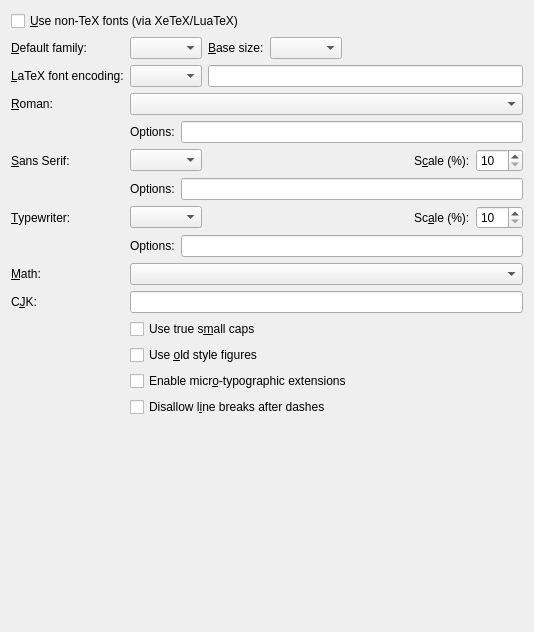
First picture: the form in src/frontends/qt4/ui/FontUi.ui, repository cburschka/lyx, before the edit.
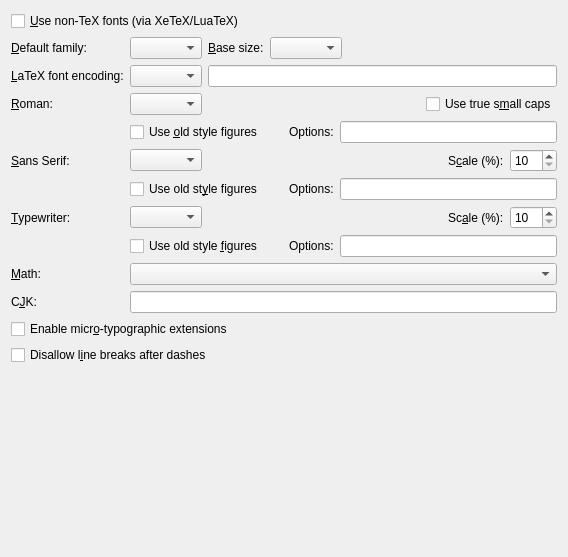
Second picture: the form after the edit.

```diff
--- a/src/frontends/qt4/ui/FontUi.ui
+++ b/src/frontends/qt4/ui/FontUi.ui
@@ -6,27 +6,30 @@
    <rect>
     <x>0</x>
     <y>0</y>
-    <width>534</width>
-    <height>632</height>
+    <width>568</width>
+    <height>557</height>
    </rect>
   </property>
   <property name="windowTitle">
    <string>FontUi</string>
   </property>
+  <layout class="QGridLayout" name="gridLayout_3">
+   <item row="4" column="0">
+    <spacer name="verticalSpacer">
+     <property name="orientation">
+      <enum>Qt::Vertical</enum>
+     </property>
+     <property name="sizeHint" stdset="0">
+      <size>
+       <width>20</width>
+       <height>126</height>
+      </size>
+     </property>
+    </spacer>
+   </item>
+   <item row="1" column="0">
   <layout class="QGridLayout" name="gridLayout_2">
    <item row="0" column="0">
-    <widget class="QCheckBox" name="osFontsCB">
-     <property name="toolTip">
-      <string>Use OpenType and TrueType fonts with the fontspec package (requires XeTeX or LuaTeX)</string>
-     </property>
-     <property name="text">
-      <string>&amp;Use non-TeX fonts (via XeTeX/LuaTeX)</string>
-     </property>
-    </widget>
-   </item>
-   <item row="1" column="0" colspan="2">
-    <layout class="QGridLayout" name="gridLayout">
-     <item row="0" column="0">
       <widget class="QLabel" name="fontsDefaultLA">
        <property name="text">
         <string>&amp;Default family:</string>
@@ -112,13 +115,68 @@
       </widget>
      </item>
      <item row="2" column="1">
+      <layout class="QHBoxLayout" name="horizontalLayout_8">
+       <item>
       <widget class="QComboBox" name="fontsRomanCO">
        <property name="toolTip">
         <string>Select the roman (serif) typeface</string>
        </property>
       </widget>
      </item>
+       <item>
+        <spacer name="horizontalSpacer_4">
+         <property name="orientation">
+          <enum>Qt::Horizontal</enum>
+         </property>
+         <property name="sizeHint" stdset="0">
+          <size>
+           <width>40</width>
+           <height>20</height>
+          </size>
+         </property>
+        </spacer>
+       </item>
+       <item>
+        <widget class="QCheckBox" name="fontScCB">
+         <property name="toolTip">
+          <string>Use a real small caps shape, if the font provides one</string>
+         </property>
+         <property name="text">
+          <string>Use true s&amp;mall caps</string>
+         </property>
+        </widget>
+       </item>
+      </layout>
+     </item>
      <item row="3" column="1">
+      <layout class="QHBoxLayout" name="horizontalLayout_9">
+       <item>
+        <widget class="QCheckBox" name="fontOsfCB">
+         <property name="toolTip">
+          <string>Use old style instead of lining figures</string>
+         </property>
+         <property name="text">
+          <string>Use &amp;old style figures</string>
+         </property>
+        </widget>
+       </item>
+       <item>
+        <spacer name="horizontalSpacer_7">
+         <property name="orientation">
+          <enum>Qt::Horizontal</enum>
+         </property>
+         <property name="sizeType">
+          <enum>QSizePolicy::Fixed</enum>
+         </property>
+         <property name="sizeHint" stdset="0">
+          <size>
+           <width>20</width>
+           <height>20</height>
+          </size>
+         </property>
+        </spacer>
+       </item>
+       <item>
       <layout class="QHBoxLayout" name="horizontalLayout_5">
        <item>
         <widget class="QLabel" name="fontspecRomanLA">
@@ -139,6 +197,8 @@
        </item>
       </layout>
      </item>
+      </layout>
+     </item>
      <item row="4" column="0">
       <widget class="QLabel" name="fontsSansLA">
        <property name="text">
@@ -197,6 +257,34 @@
       </layout>
      </item>
      <item row="5" column="1">
+      <layout class="QHBoxLayout" name="horizontalLayout_10">
+       <item>
+        <widget class="QCheckBox" name="fontSansOsfCB">
+         <property name="toolTip">
+          <string>Use old style instead of lining figures</string>
+         </property>
+         <property name="text">
+          <string>Use old st&amp;yle figures</string>
+         </property>
+        </widget>
+       </item>
+       <item>
+        <spacer name="horizontalSpacer_5">
+         <property name="orientation">
+          <enum>Qt::Horizontal</enum>
+         </property>
+         <property name="sizeType">
+          <enum>QSizePolicy::Fixed</enum>
+         </property>
+         <property name="sizeHint" stdset="0">
+          <size>
+           <width>20</width>
+           <height>20</height>
+          </size>
+         </property>
+        </spacer>
+       </item>
+       <item>
       <layout class="QHBoxLayout" name="horizontalLayout_3">
        <item>
         <widget class="QLabel" name="fontspecSansLA">
@@ -217,6 +305,8 @@
        </item>
       </layout>
      </item>
+      </layout>
+     </item>
      <item row="6" column="0">
       <widget class="QLabel" name="fontsTypewriterLA">
        <property name="text">
@@ -275,6 +365,34 @@
       </layout>
      </item>
      <item row="7" column="1">
+      <layout class="QHBoxLayout" name="horizontalLayout_11">
+       <item>
+        <widget class="QCheckBox" name="fontTypewriterOsfCB">
+         <property name="toolTip">
+          <string>Use old style instead of lining figures</string>
+         </property>
+         <property name="text">
+          <string>Use old style &amp;figures</string>
+         </property>
+        </widget>
+       </item>
+       <item>
+        <spacer name="horizontalSpacer_6">
+         <property name="orientation">
+          <enum>Qt::Horizontal</enum>
+         </property>
+         <property name="sizeType">
+          <enum>QSizePolicy::Fixed</enum>
+         </property>
+         <property name="sizeHint" stdset="0">
+          <size>
+           <width>20</width>
+           <height>20</height>
+          </size>
+         </property>
+        </spacer>
+       </item>
+       <item>
       <layout class="QHBoxLayout" name="horizontalLayout_4">
        <item>
         <widget class="QLabel" name="fontspecTypewriterLA">
@@ -295,6 +413,8 @@
        </item>
       </layout>
      </item>
+      </layout>
+     </item>
      <item row="8" column="0">
       <widget class="QLabel" name="fontsMathLA">
        <property name="text">
@@ -329,27 +449,9 @@
        </property>
       </widget>
      </item>
-     <item row="10" column="1">
-      <widget class="QCheckBox" name="fontScCB">
-       <property name="toolTip">
-        <string>Use a real small caps shape, if the font provides one</string>
-       </property>
-       <property name="text">
-        <string>Use true s&amp;mall caps</string>
-       </property>
-      </widget>
-     </item>
-     <item row="11" column="1">
-      <widget class="QCheckBox" name="fontOsfCB">
-       <property name="toolTip">
-        <string>Use old style instead of lining figures</string>
-       </property>
-       <property name="text">
-        <string>Use &amp;old style figures</string>
-       </property>
-      </widget>
-     </item>
-     <item row="12" column="1">
+    </layout>
+   </item>
+   <item row="2" column="0">
       <widget class="QCheckBox" name="microtypeCB">
        <property name="toolTip">
         <string>Activate extensions such as character protrusion and font expansion via the microtype package</string>
@@ -359,7 +461,17 @@
        </property>
       </widget>
      </item>
-     <item row="13" column="1">
+   <item row="0" column="0">
+    <widget class="QCheckBox" name="osFontsCB">
+     <property name="toolTip">
+      <string>Use OpenType and TrueType fonts with the fontspec package (requires XeTeX or LuaTeX)</string>
+     </property>
+     <property name="text">
+      <string>&amp;Use non-TeX fonts (via XeTeX/LuaTeX)</string>
+     </property>
+    </widget>
+   </item>
+   <item row="3" column="0">
       <widget class="QCheckBox" name="dashesCB">
        <property name="toolTip">
         <string>By default, a line break can occur after en- and em-dashes. Checking this box prevents that.</string>
@@ -370,21 +482,6 @@
       </widget>
      </item>
     </layout>
-   </item>
-   <item row="2" column="1">
-    <spacer name="verticalSpacer">
-     <property name="orientation">
-      <enum>Qt::Vertical</enum>
-     </property>
-     <property name="sizeHint" stdset="0">
-      <size>
-       <width>20</width>
-       <height>126</height>
-      </size>
-     </property>
-    </spacer>
-   </item>
-  </layout>
  </widget>
  <layoutdefault spacing="6" margin="11"/>
  <tabstops>
```
Left out of the diff: 2 changed lines with no effect on the pictures. Lines whose indentation alone changed are shown as unchanged.
